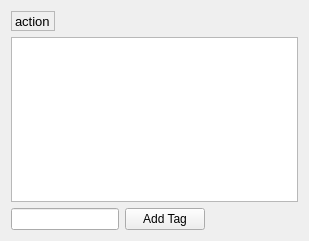
Old version of the form src/fontaction.ui in the repository fontmatrix/fontmatrix.
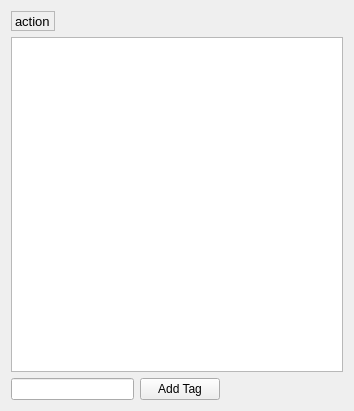
New version of the form.

What changed in the file:
```diff
--- a/src/fontaction.ui
+++ b/src/fontaction.ui
@@ -6,8 +6,8 @@
    <rect>
     <x>0</x>
     <y>0</y>
-    <width>309</width>
-    <height>241</height>
+    <width>354</width>
+    <height>411</height>
    </rect>
   </property>
   <property name="windowTitle" >
```
